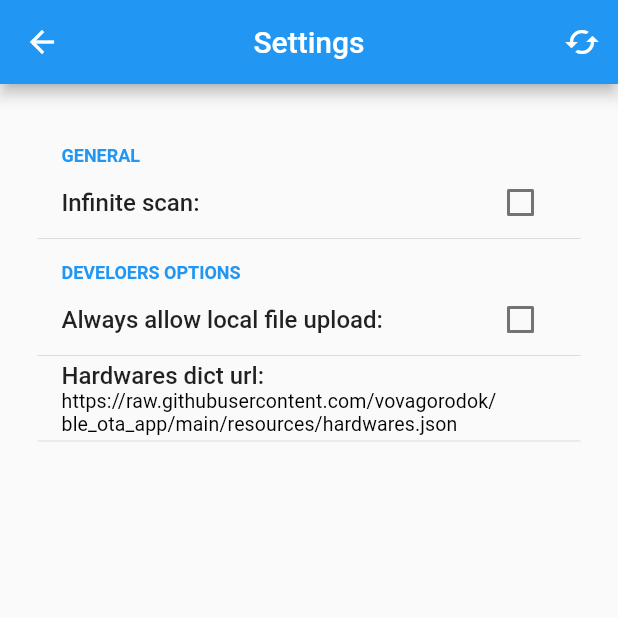
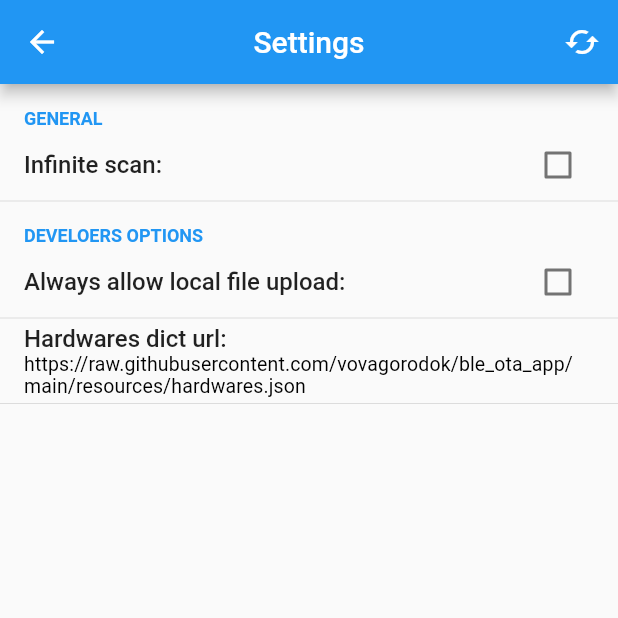
Before and after one commit to vovagorodok/ble_ota_app, a Flutter app: the SettingsScreen screen opened directly, on a phone screen of 412 x 824 dp, the top half of it. Run offline on Flutter 3.47's test engine with Material 2 defaults, Android fonts, the phone set to English and light mode, and no system bars; drawn by our look-alikes of flutter_settings_screens; our stand-ins replace expandable, file_picker, permission_handler, wakelock; missing offline and left inert: flutter_reactive_ble.

Commit message:
Remove padding

```diff
--- a/lib/src/ui/settings_screen.dart
+++ b/lib/src/ui/settings_screen.dart
@@ -24,8 +24,6 @@ class SettingsScreenState extends State<SettingsScreen> {
         ],
       ),
       body: SafeArea(
-        child: Padding(
-          padding: const EdgeInsets.all(25.0),
         child: ListView(children: [
           SettingsGroup(
             title: "General",
@@ -54,7 +52,6 @@ class SettingsScreenState extends State<SettingsScreen> {
           ),
         ]),
       ),
-      ),
     );
   }
 }
```
Lines whose indentation alone changed are shown as unchanged.
